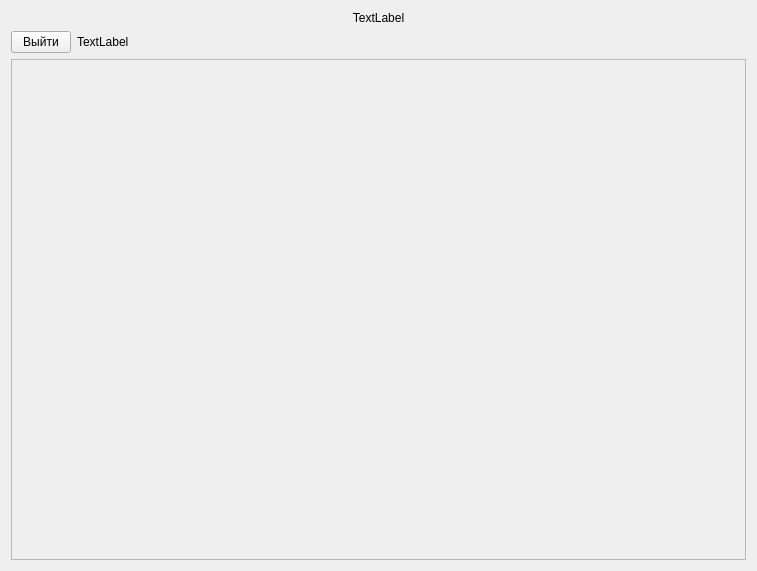
lirthu/demo, file ui/catalog_win.ui: the form before one commit.
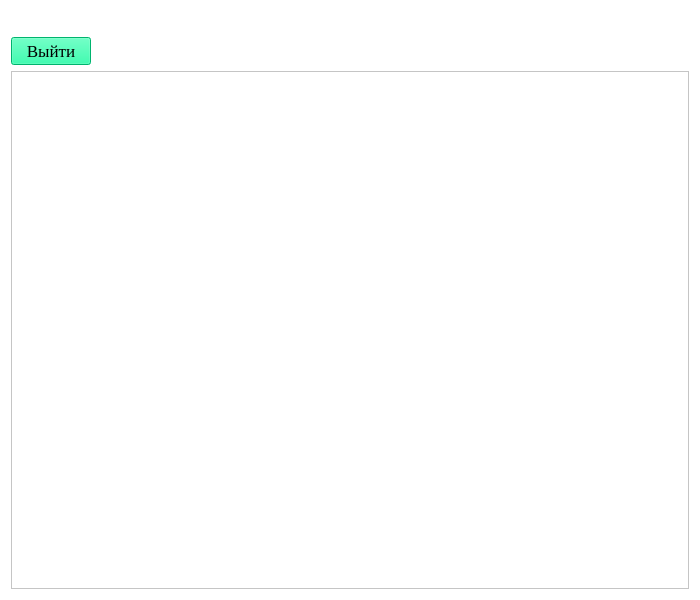
The form after the commit. Icons and pictures are not drawn.

What changed in the file:
```diff
--- a/ui/catalog_win.ui
+++ b/ui/catalog_win.ui
@@ -6,18 +6,45 @@
    <rect>
     <x>0</x>
     <y>0</y>
-    <width>757</width>
-    <height>571</height>
+    <width>700</width>
+    <height>600</height>
    </rect>
   </property>
+  <property name="font">
+   <font>
+    <family>Times New Roman</family>
+    <pointsize>13</pointsize>
+   </font>
+  </property>
   <property name="windowTitle">
-   <string>Form</string>
+   <string>Список товаров</string>
+  </property>
+  <property name="styleSheet">
+   <string notr="true">background-color: rgb(255, 255, 255);</string>
   </property>
   <layout class="QVBoxLayout" name="verticalLayout">
-   <item>
-    <widget class="QLabel" name="label_2">
+   <item alignment="Qt::AlignHCenter">
+    <widget class="QLabel" name="icon_lable">
+     <property name="sizePolicy">
+      <sizepolicy hsizetype="Fixed" vsizetype="Fixed">
+       <horstretch>0</horstretch>
+       <verstretch>0</verstretch>
+      </sizepolicy>
+     </property>
+     <property name="maximumSize">
+      <size>
+       <width>30</width>
+       <height>30</height>
+      </size>
+     </property>
      <property name="text">
-      <string>TextLabel</string>
+      <string/>
+     </property>
+     <property name="pixmap">
+      <pixmap>../../../Downloads/ПУ/Модуль 1/import/Icon.png</pixmap>
+     </property>
+     <property name="scaledContents">
+      <bool>true</bool>
      </property>
      <property name="alignment">
       <set>Qt::AlignCenter</set>
@@ -26,23 +53,20 @@
    </item>
    <item>
     <layout class="QGridLayout" name="gridLayout">
-     <item row="0" column="0">
-      <widget class="QPushButton" name="pushButton">
-       <property name="maximumSize">
-        <size>
-         <width>60</width>
-         <height>60</height>
-        </size>
+     <item row="0" column="0" alignment="Qt::AlignLeft">
+      <widget class="QPushButton" name="exit_btn">
+       <property name="styleSheet">
+        <string notr="true">background-color: #00FA9A</string>
        </property>
        <property name="text">
         <string>Выйти</string>
        </property>
       </widget>
      </item>
-     <item row="0" column="1">
-      <widget class="QLabel" name="label">
+     <item row="0" column="1" alignment="Qt::AlignRight">
+      <widget class="QLabel" name="user_name_lable">
        <property name="text">
-        <string>TextLabel</string>
+        <string/>
        </property>
       </widget>
      </item>
@@ -58,8 +82,8 @@
        <rect>
         <x>0</x>
         <y>0</y>
-        <width>737</width>
-        <height>501</height>
+        <width>686</width>
+        <height>529</height>
        </rect>
       </property>
      </widget>
```
Left out of the diff: 4 changed lines with no effect on the pictures.
